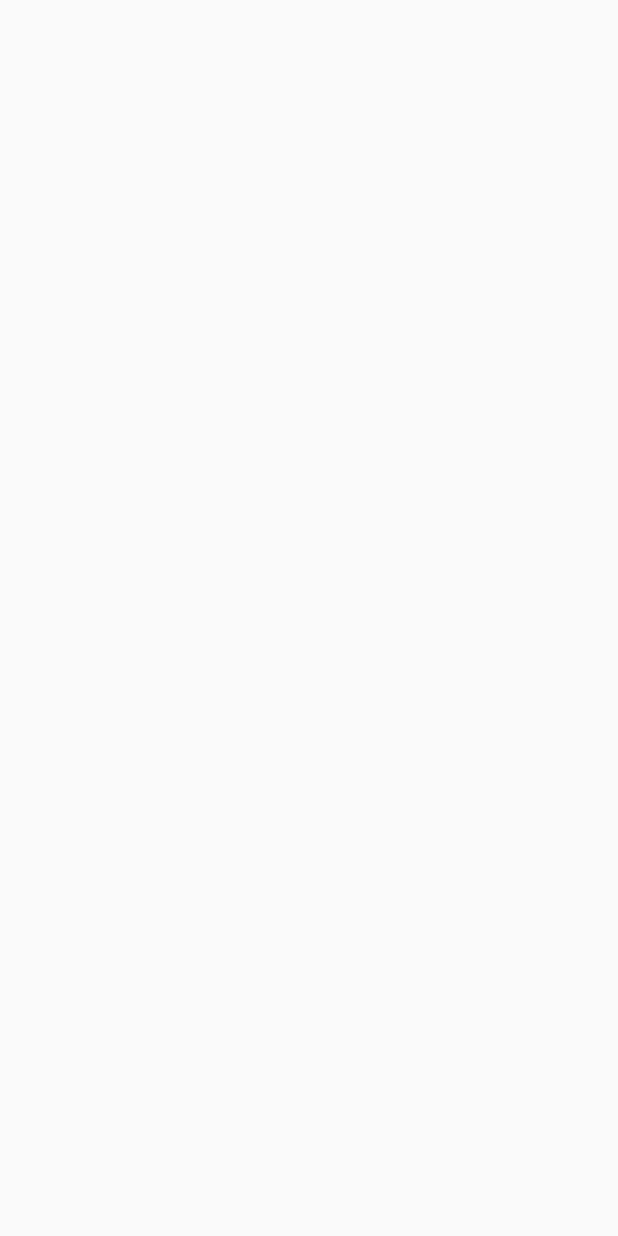
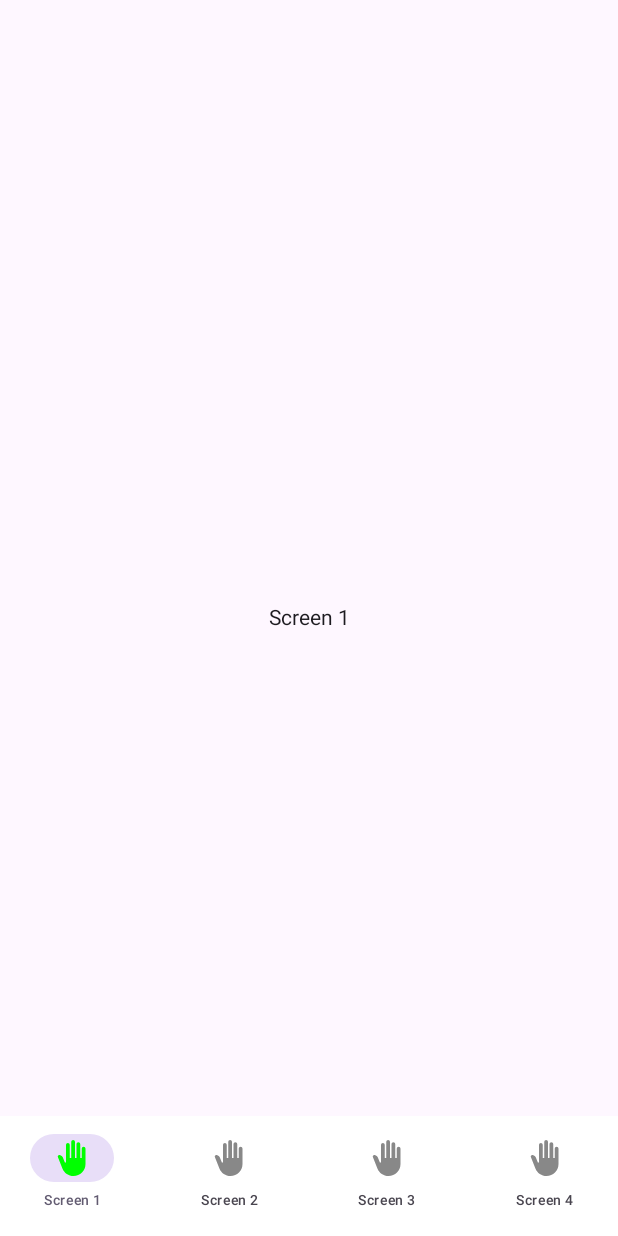
Before and after one commit to NoXis82/ComposeExample, an Android app built with Jetpack Compose: the screen it shows after launch (MainActivity), on a phone screen of 412 x 824 dp. Before the commit the screen is empty. Run offline under Robolectric (Android 15) with nearby library versions, the phone set to English and light mode, and no system bars.

Commit message:
Inside MainScreen

```diff
--- a/app/src/main/java/com/noxis/composeexample/MainActivity.kt
+++ b/app/src/main/java/com/noxis/composeexample/MainActivity.kt
@@ -10,13 +10,14 @@ import androidx.compose.material3.Text
 import androidx.compose.runtime.Composable
 import androidx.compose.ui.Modifier
 import androidx.compose.ui.tooling.preview.Preview
+import com.noxis.composeexample.ui.MainScreen
 import com.noxis.composeexample.ui.theme.ComposeExampleTheme
 
 class MainActivity : ComponentActivity() {
     override fun onCreate(savedInstanceState: Bundle?) {
         super.onCreate(savedInstanceState)
         setContent {
-
+            MainScreen()
         }
     }
 }
--- a/app/src/main/java/com/noxis/composeexample/ui/BottomItem.kt
+++ b/app/src/main/java/com/noxis/composeexample/ui/BottomItem.kt
@@ -2,7 +2,7 @@ package com.noxis.composeexample.ui
 
 import com.noxis.composeexample.R
 
-sealed class BottomItem(val title: String, icon: Int, val route: String) {
+sealed class BottomItem(val title: String, val icon: Int, val route: String) {
     data object Screen1: BottomItem("Screen 1", R.drawable.icon, "screen_1")
     data object Screen2: BottomItem("Screen 2", R.drawable.icon, "screen_2")
     data object Screen3: BottomItem("Screen 3", R.drawable.icon, "screen_3")
--- a/app/src/main/java/com/noxis/composeexample/ui/BottomNavigationBar.kt
+++ b/app/src/main/java/com/noxis/composeexample/ui/BottomNavigationBar.kt
@@ -1,15 +1,47 @@
 package com.noxis.composeexample.ui
 
-import androidx.compose.material3.BottomSheetScaffold
+import androidx.compose.material3.Icon
+import androidx.compose.material3.NavigationBar
+import androidx.compose.material3.NavigationBarItem
+import androidx.compose.material3.NavigationBarItemColors
+import androidx.compose.material3.NavigationBarItemDefaults
+import androidx.compose.material3.Text
 import androidx.compose.runtime.Composable
+import androidx.compose.runtime.getValue
+import androidx.compose.ui.graphics.Color
+import androidx.compose.ui.res.painterResource
+import androidx.compose.ui.unit.sp
 import androidx.navigation.NavController
+import androidx.navigation.compose.currentBackStackEntryAsState
 
 @Composable
 fun BottomNavigationBar(navController: NavController) {
-    val listItems = listOf(
+    val screens = listOf(
         BottomItem.Screen1,
         BottomItem.Screen2,
         BottomItem.Screen3,
         BottomItem.Screen4
     )
+    val navBackStackEntry by navController.currentBackStackEntryAsState()
+    val currentDestination = navBackStackEntry?.destination?.route
+
+    NavigationBar(
+        containerColor = Color.White
+    ) {
+        screens.forEach { screen ->
+            NavigationBarItem(
+                selected = currentDestination == screen.route,
+                onClick = {
+                    navController.navigate(screen.route)
+                },
+                label = {
+                    Text(text = screen.title, fontSize = 9.sp)
+                },
+                icon = {
+                    Icon(painter = painterResource(id = screen.icon), contentDescription = null)
+                },
+                colors = NavigationBarItemDefaults.colors(selectedIconColor = Color.Green, unselectedIconColor = Color.Gray)
+            )
+        }
+    }
 }
--- /dev/null
+++ b/app/src/main/java/com/noxis/composeexample/ui/MainScreen.kt
@@ -0,0 +1,17 @@
+package com.noxis.composeexample.ui
+
+import androidx.compose.material3.Scaffold
+import androidx.compose.runtime.Composable
+import androidx.navigation.compose.rememberNavController
+
+@Composable
+fun MainScreen() {
+    val navController = rememberNavController()
+    Scaffold(bottomBar = {
+        BottomNavigationBar(navController)
+    }) {
+        it
+        BottomBarNavGraph(navController = navController)
+    }
+
+}
```
